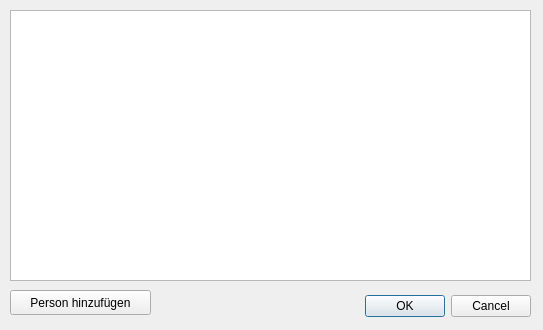
This is verwaltePersonenDialog.ui in DrJume/Qt-medienverleih as Qt 5 draws it before an edit. The edited form follows.
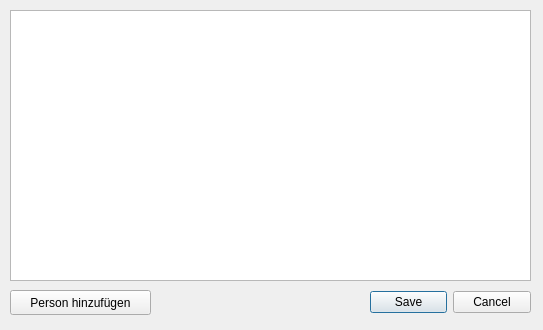
This is the edited form. Custom widgets are drawn as their Qt base class.

```diff
--- a/verwaltePersonenDialog.ui
+++ b/verwaltePersonenDialog.ui
@@ -19,17 +19,17 @@
   <widget class="QDialogButtonBox" name="buttonBox">
    <property name="geometry">
     <rect>
-     <x>360</x>
+     <x>370</x>
      <y>290</y>
-     <width>171</width>
-     <height>32</height>
+     <width>161</width>
+     <height>25</height>
     </rect>
    </property>
    <property name="orientation">
     <enum>Qt::Horizontal</enum>
    </property>
    <property name="standardButtons">
-    <set>QDialogButtonBox::Cancel|QDialogButtonBox::Ok</set>
+    <set>QDialogButtonBox::Cancel|QDialogButtonBox::Save</set>
    </property>
   </widget>
   <widget class="QTableWidget" name="personenTable">
@@ -56,6 +56,13 @@
    </property>
   </widget>
  </widget>
+ <customwidgets>
+  <customwidget>
+   <class>VerwalteDatenTabelle</class>
+   <extends>QTableWidget</extends>
+   <header location="global">verwalteDatenTabelle.h</header>
+  </customwidget>
+ </customwidgets>
  <resources/>
  <connections>
   <connection>
```
Left out of the diff: 6 changed lines with no effect on the pictures.
